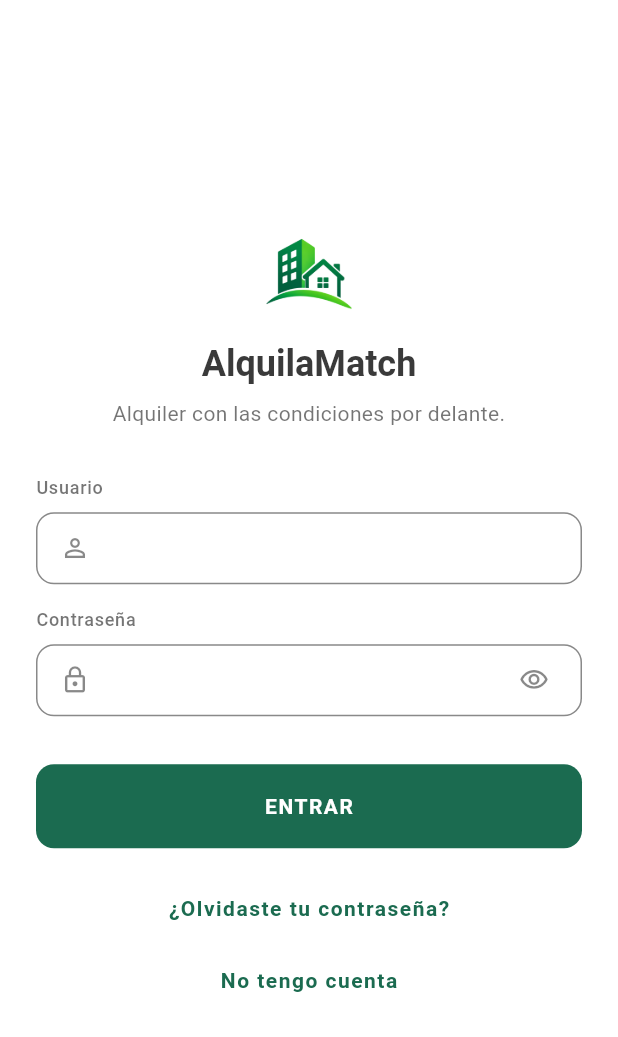
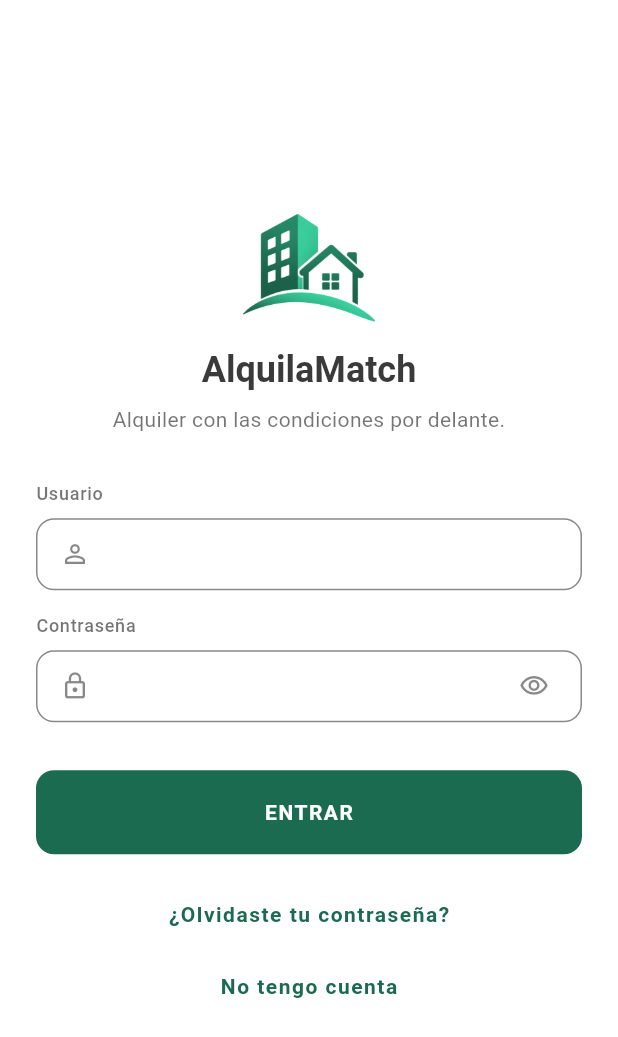
Before and after one commit to gadrilee/PetConnect, a Flutter app: the screen it shows after launch, on a phone screen of 412 x 824 dp. Shown: the top 1037 px of the screen. Run offline on Flutter 3.47's test engine with Material 3 defaults, Android fonts, the phone set to English and light mode, and no system bars; our stand-ins replace flutter_secure_storage, geolocator, image_picker.

Commit message:
feat(mobile): el logo de Ingresar mide lo que dice y usa el verde de la app
Dos cosas que se notaban en la pantalla de Ingresar.

**El tamaño.** El widget pedía el archivo del icono de launcher a 72 px de
alto, pero ese archivo trae 18 % de aire transparente arriba y abajo para la
zona segura del icono adaptativo: el dibujo quedaba en 47 px con 13 de nada a
cada lado, y los "8 entre el icono y el nombre" de la regla eran 21 ópticos.
Ahora hay un `logo.png` con el dibujo solo, y los 72 son 72. De paso, Ingresar
deja de depender del encuadre del icono: reencuadrar uno movía el otro sin que
nadie lo pidiera.

**El color.** El logo traía dos verdes propios —uno saturado y un lima— que no
son de la paleta, y convivían con el `primary` del botón, que tira a verde
azulado y es más apagado: tres verdes en una pantalla. Se llevó el logo al tono
de `AppColors.primary` conservando la claridad de cada pixel, así el degradado
del edificio y la loma siguen leyéndose. El icono de la app va con el mismo
cambio: es la misma marca, y dejarla en dos verdes distintos era peor que
cualquiera de los dos.

```diff
--- a/mobile/lib/shared/widgets/logo_alquilamatch.dart
+++ b/mobile/lib/shared/widgets/logo_alquilamatch.dart
@@ -2,13 +2,19 @@ import 'package:flutter/material.dart';
 
 import '../../core/theme.dart';
 
-/// El icono de la app con su nombre debajo, en el login.
+/// El logo de la app con su nombre debajo, en el login.
 ///
 /// REGLA DE LA PIEZA
 /// -----------------
-/// Icono de 72 y el nombre en la cifra destacada (Inter Bold 24), con 8 entre
+/// Logo de 72 y el nombre en la cifra destacada (Inter Bold 24), con 16 entre
 /// los dos. Solo aparece en Ingresar: adentro de la app el nombre va en el
 /// encabezado.
+///
+/// Usa `logo.png`, que es el dibujo solo, y **no** el archivo del icono de
+/// launcher: ese trae 18 % de aire transparente arriba y abajo para la zona
+/// segura del icono adaptativo, asi que los 72 declarados quedaban en 47 de
+/// dibujo con 13 de nada a cada lado. Ademas ata esta pantalla al encuadre del
+/// icono: reencuadrar uno movia el otro sin que nadie lo pidiera.
 class LogoAlquilaMatch extends StatelessWidget {
   const LogoAlquilaMatch({super.key});
 
@@ -18,11 +24,8 @@ class LogoAlquilaMatch extends StatelessWidget {
       mainAxisSize: MainAxisSize.min,
       mainAxisAlignment: MainAxisAlignment.center,
       children: [
-        Image.asset(
-          'assets/icon/app_icon_foreground.png',
-          height: 72,
-        ),
-        const SizedBox(height: Espacio.sm),
+        Image.asset('assets/icon/logo.png', height: 72),
+        const SizedBox(height: Espacio.md),
         Text(
           'AlquilaMatch',
           style: AppText.cifra(context).copyWith(color: AppColors.text),
```
Also changed, not shown: mobile/assets/icon/app_icon.png, mobile/assets/icon/app_icon_foreground.png, mobile/assets/icon/logo.png (added), 31 other files.
